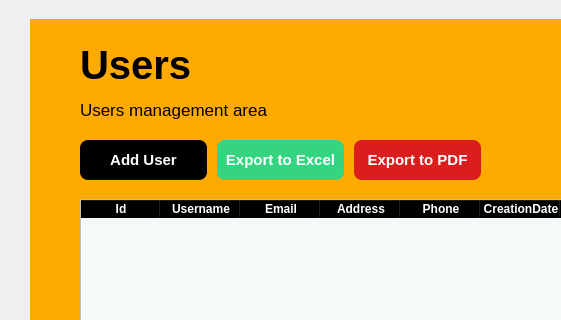
First picture: the form in ui/pages/Home.ui, repository agadrian/DIN-PyQt6-Persistencia, before the edit; both pictures show x 330 to 891 and y 91 to 411 of the 1329 by 867 pixel window.
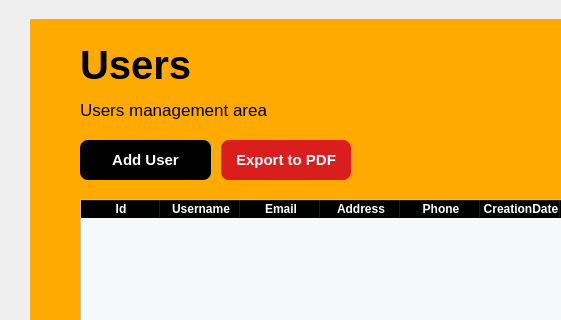
Second picture: the form after the edit. Icons and pictures are not drawn.

Commit message: push hover botones

```diff
--- a/ui/pages/Home.ui
+++ b/ui/pages/Home.ui
@@ -438,7 +438,7 @@
         <rect>
          <x>20</x>
          <y>100</y>
-         <width>401</width>
+         <width>271</width>
          <height>42</height>
         </rect>
        </property>
@@ -463,6 +463,11 @@
 	border-radius: 8px;
 	font-weight: bold;
 	font-size: 15px
+}
+
+QPushButton:hover {
+    background-color: rgb(50, 50, 50);
+    cursor: pointer; 
 }</string>
           </property>
           <property name="text">
@@ -470,29 +475,6 @@
           </property>
          </widget>
         </item>
-        <item>
-         <widget class="QPushButton" name="btn_exportToExcel">
-          <property name="minimumSize">
-           <size>
-            <width>0</width>
-            <height>40</height>
-           </size>
-          </property>
-          <property name="styleSheet">
-           <string notr="true">QPushButton{
-	background-color: #34D481;
-	color: white;
-	border: none;
-	border-radius: 8px;
-	font-weight: bold;
-	font-size: 15px
-}</string>
-          </property>
-          <property name="text">
-           <string>Export to Excel</string>
-          </property>
-         </widget>
-        </item>
         <item>
          <widget class="QPushButton" name="btn_exportToPDF">
           <property name="minimumSize">
@@ -509,7 +491,12 @@
 	border: none;
 	border-radius: 8px;
 	font-weight: bold;
-	font-size: 15px
+	font-size: 15px;
+}
+
+QPushButton:hover {
+    background-color: rgb(255, 56, 56); 
+    cursor: pointer; 
 }</string>
           </property>
           <property name="text">
```
Left out of the diff: 185 changed lines with no effect on the pictures. The commit also changes 2 other files.
